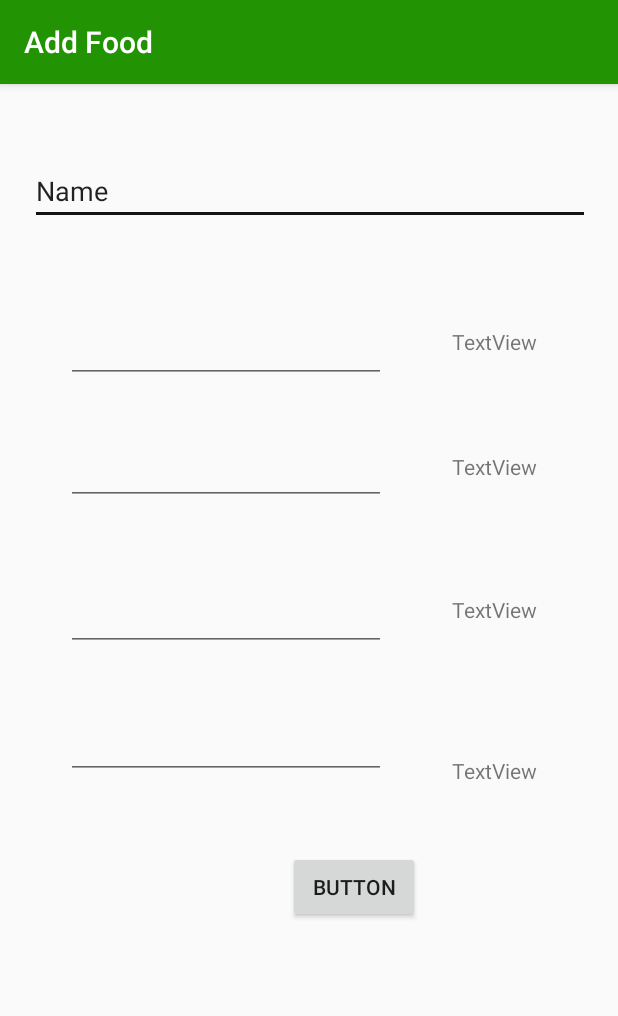
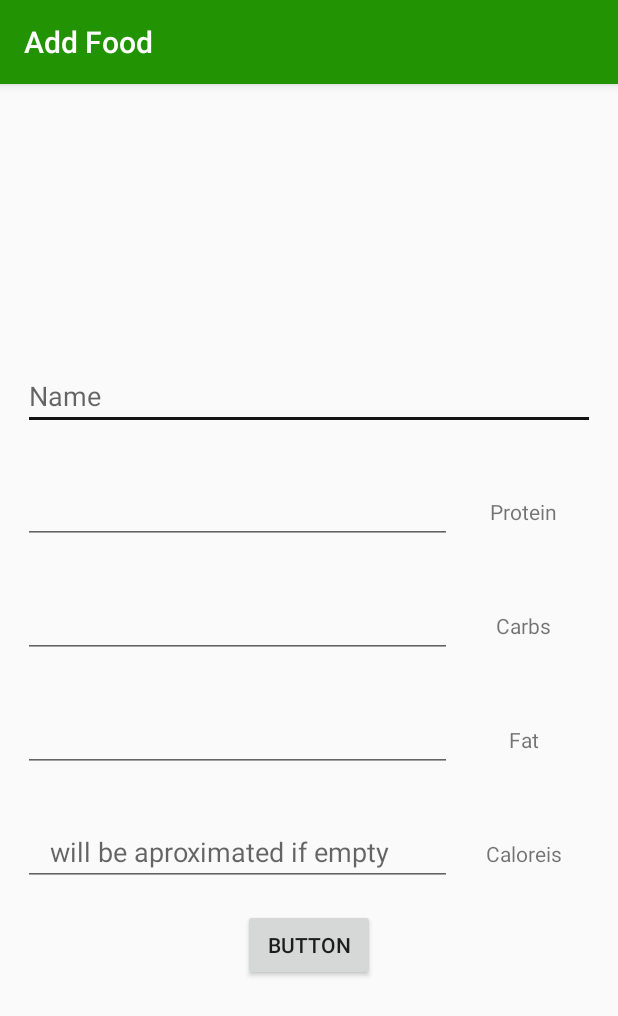
Before and after one commit to Berciless/CalorieCheck, an Android app: the DashboardFragment screen opened through its navigation route, after a tap on "ADD FOOD", on a phone screen of 412 x 824 dp. Shown: the top 1016 px of the screen. Run offline under Robolectric (Android 15) with nearby library versions, the phone set to English and light mode, and no system bars; our stand-ins replace Room's generated code, navigation-ui.

Commit message:
before merge

```diff
--- a/app/src/main/java/com/lpai/caloriecheck/ui/Database/AppRoomDatabase.java
+++ b/app/src/main/java/com/lpai/caloriecheck/ui/Database/AppRoomDatabase.java
@@ -15,7 +15,7 @@ import com.lpai.caloriecheck.ui.dashboard.FoodDao;
 import com.lpai.caloriecheck.ui.exercises.Exercise;
 import com.lpai.caloriecheck.ui.exercises.ExerciseDao;
 
-@Database(entities={Food.class, Exercise.class, ExerciseSet.class},version = 3,exportSchema = false)
+@Database(entities={Food.class, Exercise.class, ExerciseSet.class},version = 4,exportSchema = false)
 public abstract class AppRoomDatabase extends RoomDatabase {
     public abstract FoodDao foodDao();
     public abstract ExerciseDao exerciseDao();
--- a/app/src/main/java/com/lpai/caloriecheck/ui/Database/FoodRepository.java
+++ b/app/src/main/java/com/lpai/caloriecheck/ui/Database/FoodRepository.java
@@ -27,6 +27,19 @@ public class FoodRepository {
     public void insert(Food food) {
         new insertAsyncTask(foodDao).execute(food);
     }
+    public static class insertAsyncTask extends AsyncTask<Food, Void, Void> {
+        private FoodDao asyncTaskDao;
+
+        insertAsyncTask(FoodDao dao) {
+            asyncTaskDao = dao;
+        }
+        @Override
+        protected Void doInBackground(final Food... params){
+            asyncTaskDao.insert(params[0]);
+            return null;
+        }
+
+    }
 
     public void deleteAll(){
         new deleteAllAsyncTask(foodDao).execute();
@@ -42,17 +55,4 @@ public class FoodRepository {
         }
     }
 
-    public static class insertAsyncTask extends AsyncTask<Food, Void, Void> {
-        private FoodDao asyncTaskDao;
-
-        insertAsyncTask(FoodDao dao) {
-            asyncTaskDao = dao;
-        }
-        @Override
-        protected Void doInBackground(final Food... params){
-            asyncTaskDao.insert(params[0]);
-            return null;
-        }
-
-    }
 }
--- /dev/null
+++ b/app/src/main/java/com/lpai/caloriecheck/ui/Database/TotalIntakeRepository.java
@@ -0,0 +1,4 @@
+package com.lpai.caloriecheck.ui.Database;
+
+public class TotalIntakeRepository {
+}
--- a/app/src/main/java/com/lpai/caloriecheck/ui/ExerciseScreen/AddSetFragment.java
+++ b/app/src/main/java/com/lpai/caloriecheck/ui/ExerciseScreen/AddSetFragment.java
@@ -4,6 +4,7 @@ package com.lpai.caloriecheck.ui.ExerciseScreen;
 import android.content.Context;
 import android.content.Intent;
 import android.os.Bundle;
+import android.text.TextUtils;
 import android.view.LayoutInflater;
 import android.view.View;
 import android.view.ViewGroup;
@@ -31,7 +32,7 @@ public class AddSetFragment extends DialogFragment {
         Button addBtn = v.findViewById(R.id.confirm_set);
         Button cancelSetBtn = v.findViewById(R.id.cancel_set);
         addBtn.setOnClickListener(v1 -> {
-            if(!reps.getText().toString().equals("")  && !weight.getText().toString().equals("")) {
+            if(!TextUtils.isEmpty(reps.getText()) && !TextUtils.isEmpty(weight.getText())) {
                 listener.onAddClicked(Integer.parseInt(reps.getText().toString()), Double.parseDouble(weight.getText().toString()));
             }else{
                 Toast.makeText(getContext(),"Introduce number of repetitions AND weight",Toast.LENGTH_LONG).show();
--- a/app/src/main/java/com/lpai/caloriecheck/ui/ExerciseScreen/ExerciseSet.java
+++ b/app/src/main/java/com/lpai/caloriecheck/ui/ExerciseScreen/ExerciseSet.java
@@ -8,7 +8,7 @@ import java.time.LocalDateTime;
 import java.time.format.DateTimeFormatter;
 import java.util.Calendar;
 
-@Entity
+@Entity(tableName = "sets")
 public class ExerciseSet {
     @PrimaryKey(autoGenerate = true)
     public long setId;
--- a/app/src/main/java/com/lpai/caloriecheck/ui/dashboard/AddFoodActivity.java
+++ b/app/src/main/java/com/lpai/caloriecheck/ui/dashboard/AddFoodActivity.java
@@ -13,26 +13,45 @@ package com.lpai.caloriecheck.ui.dashboard;
 
 public class AddFoodActivity extends AppCompatActivity {
 
-    public static final String EXTRA_REPLY="REPLY";
-    private EditText newFood;
+
+    private EditText newFoodName;
+    private EditText newFoodProteins;
+    private EditText newFoodCarbs;
+    private EditText newFoodFats;
+    private EditText newFoodClories;
+
 
     @Override
     protected void onCreate(Bundle savedInstanceState) {
         super.onCreate(savedInstanceState);
         setContentView(R.layout.activity_add_food);
-        newFood =findViewById(R.id.newFoodName);
+        newFoodName =findViewById(R.id.newFoodName);
+        newFoodCarbs =findViewById(R.id.newFoodCarbs);
+        newFoodFats =findViewById(R.id.newFoodFats);
+        newFoodClories =findViewById(R.id.newFoodCalories);
+        newFoodProteins= findViewById(R.id.newFoodProteins);
 
-        final Button button =findViewById(R.id.button2);
+        final Button button =findViewById(R.id.confirm_food);
         button.setOnClickListener(view -> {
             Intent replyIntent = new Intent();
-            if(TextUtils.isEmpty(newFood.getText())){
-                setResult(RESULT_CANCELED,replyIntent);
+            if(TextUtils.isEmpty(newFoodProteins.getText()) || TextUtils.isEmpty(newFoodCarbs.getText()) || TextUtils.isEmpty(newFoodFats.getText())){
+                Toast.makeText(getApplicationContext(),"Protein ,Carbohidrates and Fat are mandatory",Toast.LENGTH_LONG).show();
             } else{
-                String name = newFood.getText().toString();
-                replyIntent.putExtra(EXTRA_REPLY,name);
+                String name = TextUtils.isEmpty(newFoodName.getText())? "Unnamed":newFoodName.getText().toString();
+                double protein = Double.parseDouble(newFoodProteins.getText().toString());
+                double carbs = Double.parseDouble(newFoodCarbs.getText().toString());
+                double fat = Double.parseDouble(newFoodFats.getText().toString());
+                double calories = TextUtils.isEmpty(newFoodClories.getText())? protein*4+carbs*4+fat*9: Double.parseDouble(newFoodClories.getText().toString());
+                Bundle bundle = new Bundle();
+                bundle.putString("name",name);
+                bundle.putDouble("protein",protein);
+                bundle.putDouble("carbs",carbs);
+                bundle.putDouble("fat",fat);
+                bundle.putDouble("calories",calories);
+                replyIntent.putExtras(bundle);
                 setResult(RESULT_OK, replyIntent);
+                finish();
             }
-            finish();
         });
 
     }
--- a/app/src/main/java/com/lpai/caloriecheck/ui/dashboard/DashboardFragment.java
+++ b/app/src/main/java/com/lpai/caloriecheck/ui/dashboard/DashboardFragment.java
@@ -28,7 +28,7 @@ import java.sql.SQLOutput;
 import static android.app.Activity.RESULT_OK;
 
 
-public class DashboardFragment extends Fragment implements View.OnClickListener {
+public class DashboardFragment extends Fragment  {
 
     public static final int ADD_FOOD_REQUEST_CODE = 1;
 
@@ -36,6 +36,7 @@ public class DashboardFragment extends Fragment implements View.OnClickListener
     TextView totalCalories;
     Button deleteAllBtn;
     RecyclerView recyclerView;
+    FoodListAdapter adapter;
 
     public View onCreateView(@NonNull LayoutInflater inflater, ViewGroup container, Bundle savedInstanceState) {
 
@@ -46,7 +47,7 @@ public class DashboardFragment extends Fragment implements View.OnClickListener
 
         recyclerView = (RecyclerView) root.findViewById(R.id.recyclerview);
 
-        FoodListAdapter adapter = new FoodListAdapter(this.getActivity());
+        adapter = new FoodListAdapter(this.getActivity());
         recyclerView.setAdapter(adapter);
         recyclerView.setLayoutManager(new LinearLayoutManager(this.getActivity()));
 
@@ -54,8 +55,6 @@ public class DashboardFragment extends Fragment implements View.OnClickListener
 
         dashboardViewModel.getTodaySFood().observe(getViewLifecycleOwner(), adapter::setFoods);
         totalCalories=(TextView) root.findViewById(R.id.totalCalories);
-
-
         deleteAllBtn=(Button) root.findViewById(R.id.button3);
         deleteAllBtn.setOnClickListener(e->dashboardViewModel.deleteAll());
 
@@ -73,28 +72,24 @@ public class DashboardFragment extends Fragment implements View.OnClickListener
 
     }
 
-    @Override
-    public void onClick(View v) {
-        int pos = recyclerView.indexOfChild(v);
-        Toast.makeText(
-                getActivity().getApplicationContext(),
-                "aiapasat"+pos,
-                Toast.LENGTH_LONG).show();
-
-    }
 
     public void onActivityResult(int requestCode, int resultCode, @Nullable Intent data){
         super.onActivityResult(requestCode,resultCode,data);
+        totalCalories.setText(String.valueOf(adapter.total));
         if(requestCode == ADD_FOOD_REQUEST_CODE && resultCode == RESULT_OK){
-            Food food = new Food(data.getStringExtra(AddFoodActivity.EXTRA_REPLY));
+            Food food = new Food(
+                    data.getExtras().getString("name"),
+                    data.getExtras().getDouble("protein"),
+                    data.getExtras().getDouble("fat"),
+                    data.getExtras().getDouble("carbs"),
+                    data.getExtras().getDouble("calories")
+                    );
             dashboardViewModel.insert(food);
-
-
 
         } else {
             Toast.makeText(
                     getActivity().getApplicationContext(),
-                    R.string.fat,
+                    "some kind of error",
                     Toast.LENGTH_LONG).show();
         }
     }
--- a/app/src/main/java/com/lpai/caloriecheck/ui/dashboard/Food.java
+++ b/app/src/main/java/com/lpai/caloriecheck/ui/dashboard/Food.java
@@ -15,7 +15,6 @@ public class Food {
     public double fat;
     public double calories;
 
-    @Ignore
     public Food( String name, double proteins, double carbs, double fat, double calories) {
         this.name = name;
         this.proteins = proteins;
@@ -24,13 +23,6 @@ public class Food {
         this.calories = calories;
     }
 
-    public Food( String name) {
-        this.name = name;
-        this.proteins = 20;
-        this.carbs = 100;
-        this.fat = 10;
-        this.calories = 570;
-    }
     @Ignore
     public Food(MacroRatio macroRatio, double quantity) {
         this.name = macroRatio.name;
@@ -41,5 +33,4 @@ public class Food {
     }
 
 
-
 }
--- a/app/src/main/java/com/lpai/caloriecheck/ui/dashboard/FoodListAdapter.java
+++ b/app/src/main/java/com/lpai/caloriecheck/ui/dashboard/FoodListAdapter.java
@@ -17,6 +17,7 @@ package com.lpai.caloriecheck.ui.dashboard;
 public class FoodListAdapter extends RecyclerView.Adapter<FoodListAdapter.FoodViewHolder> {
     private final LayoutInflater inflater;
     private List<Food> foods; // Cached copy of foods
+    public double total;
     Context context;
     FoodListAdapter(Context context) {
         inflater = LayoutInflater.from(context);
@@ -42,7 +43,7 @@ public class FoodListAdapter extends RecyclerView.Adapter<FoodListAdapter.FoodVi
 //AICI O SA SETEZI NAVIGAREA CATRE UPDATE SAU DELET PT UN ANUME FOOD DIN DYLY_FOOD
             holder.itemView.setOnClickListener(v -> System.out.println(foodItem.foodId));
         } else {
-            holder.txtName.setText("ERROR");
+            holder.txtName.setText(String.valueOf("ERROR"));
             holder.txtCalories.setText(String.valueOf("ERROR"));
             holder.txtProteins.setText(String.valueOf("ERROR"));
             holder.txtCarbs.setText(String.valueOf("ERROR"));
@@ -53,14 +54,19 @@ public class FoodListAdapter extends RecyclerView.Adapter<FoodListAdapter.FoodVi
     void setFoods(List<Food> foodsToSet){
         foods = foodsToSet;
         notifyDataSetChanged();
+
     }
+
+
 
     // getItemCount() is called many times, and when it is first called,
     // mFoods has not been updated (means initially, it's null, and we can't return null).
     @Override
     public int getItemCount() {
-        if (foods != null)
+        if (foods != null) {
+            total= foods.stream().mapToDouble(f->f.calories).sum();
             return foods.size();
+        }
         else return 0;
     }
 
--- /dev/null
+++ b/app/src/main/java/com/lpai/caloriecheck/ui/dashboard/TotalIntake.java
@@ -0,0 +1,33 @@
+package com.lpai.caloriecheck.ui.dashboard;
+
+import androidx.room.Entity;
+import androidx.room.PrimaryKey;
+
+import java.time.LocalDateTime;
+
+@Entity(tableName = "total_intake")
+public class TotalIntake {
+    @PrimaryKey(autoGenerate = true)
+    public long Id;
+    public String date;
+    public String name;
+    public double proteins;
+    public double carbs;
+    public double fat;
+    public double calories;
+
+
+    public TotalIntake(String name) {
+        this.name = name;
+        this.proteins=0;
+        this.carbs=0;
+        this.fat=0;
+        this.calories=0;
+        this.date=
+                String.valueOf(LocalDateTime.now().getDayOfMonth()<10? "0"+LocalDateTime.now().getDayOfMonth():LocalDateTime.now().getDayOfMonth())+
+                "-"+
+                String.valueOf(LocalDateTime.now().getMonthValue()<10? "0"+LocalDateTime.now().getMonthValue():LocalDateTime.now().getMonthValue())+
+                "-"+
+                String.valueOf(LocalDateTime.now().getYear());
+    }
+}
--- a/app/src/main/java/com/lpai/caloriecheck/ui/exercises/ExerciseDao.java
+++ b/app/src/main/java/com/lpai/caloriecheck/ui/exercises/ExerciseDao.java
@@ -24,26 +24,26 @@ public interface ExerciseDao {
     @Query("DELETE FROM exercises")
     void deleteAllExercises();
 
-    @Query("DELETE FROM exerciseset")
+    @Query("DELETE FROM sets")
     void deleteAllSets();
 
     @Query("DELETE FROM exercises WHERE exerciseId=:id")
     void deleteExerciseById(long id);
 
-    @Query("DELETE FROM exerciseset WHERE setId=:id")
+    @Query("DELETE FROM sets WHERE setId=:id")
     void deleteSetById(long id);
 
     @Query("SELECT * FROM exercises")
     LiveData<List<Exercise>> getExercise();
 
 
-    @Query("SELECT * FROM exerciseset")
+    @Query("SELECT * FROM sets")
     public LiveData<List<ExerciseSet>> getAllSets();
 
-    @Query("SELECT * FROM exerciseset WHERE exerciseId=:id ORDER BY setId desc")
+    @Query("SELECT * FROM sets WHERE exerciseId=:id ORDER BY setId desc")
     public LiveData<List<ExerciseSet>> getSetsForExercise(long id);
 
-    @Query("DELETE FROM exerciseset WHERE exerciseId=:id")
+    @Query("DELETE FROM sets WHERE exerciseId=:id")
     void deleteSetByExercise(long id);
 
 //    @Query("SELECT * FROM exercises WHERE exerciseId=:id)
--- a/app/src/main/res/layout/activity_add_food.xml
+++ b/app/src/main/res/layout/activity_add_food.xml
@@ -1,119 +1,110 @@
 <?xml version="1.0" encoding="utf-8"?>
-<androidx.constraintlayout.widget.ConstraintLayout
+<LinearLayout
     xmlns:android="http://schemas.android.com/apk/res/android"
     xmlns:app="http://schemas.android.com/apk/res-auto"
     xmlns:tools="http://schemas.android.com/tools"
     android:layout_width="match_parent"
     android:layout_height="match_parent"
-    android:id="@+id/newFood">
+    android:orientation="vertical"
+    android:padding="15dp"
+    android:gravity="center">
 
     <EditText
+        android:layout_marginVertical="15dp"
         android:id="@+id/newFoodName"
-        android:layout_width="373dp"
-        android:layout_height="42dp"
-        android:layout_marginStart="20dp"
-        android:layout_marginLeft="20dp"
-        android:layout_marginTop="52dp"
-        android:ems="10"
+        android:layout_width="match_parent"
+        android:layout_height="wrap_content"
         android:inputType="textPersonName"
-        android:text="Name"
-        app:layout_constraintStart_toStartOf="parent"
-        app:layout_constraintTop_toTopOf="parent" />
+        android:hint="Name"
+        />
+
+
+    <LinearLayout
+        android:layout_marginVertical="15dp"
+        android:layout_width="match_parent"
+        android:layout_height="wrap_content"
+        android:orientation="horizontal">
+        <EditText
+            android:id="@+id/newFoodProteins"
+            android:layout_width="0dp"
+            android:layout_height="wrap_content"
+            android:inputType="numberDecimal"
+            android:layout_weight="3"
+            />
+        <TextView
+            android:textAlignment="center"
+            android:layout_width="0dp"
+            android:layout_height="wrap_content"
+            android:layout_weight="1"
+            android:text="Protein"/>
+    </LinearLayout>
+
+    <LinearLayout
+        android:layout_marginVertical="15dp"
+        android:layout_width="match_parent"
+        android:layout_height="wrap_content"
+        android:orientation="horizontal">
+        <EditText
+            android:id="@+id/newFoodCarbs"
+            android:layout_width="0dp"
+            android:layout_height="wrap_content"
+            android:inputType="numberDecimal"
+            android:layout_weight="3"
+            />
+        <TextView
+            android:textAlignment="center"
+            android:layout_width="0dp"
+            android:layout_height="wrap_content"
+            android:layout_weight="1"
+            android:text="Carbs"/>
+    </LinearLayout>
+
+    <LinearLayout
+        android:layout_marginVertical="15dp"
+        android:layout_width="match_parent"
+        android:layout_height="wrap_content"
+        android:orientation="horizontal">
+        <EditText
+            android:id="@+id/newFoodFats"
+            android:layout_width="0dp"
+            android:layout_height="wrap_content"
+            android:inputType="numberDecimal"
+            android:layout_weight="3"
+            />
+        <TextView
+            android:textAlignment="center"
+            android:layout_width="0dp"
+            android:layout_height="wrap_content"
+            android:layout_weight="1"
+            android:text="Fat"/>
+    </LinearLayout>
+
+    <LinearLayout
+        android:layout_marginVertical="15dp"
+        android:layout_width="match_parent"
+        android:layout_height="wrap_content"
+        android:orientation="horizontal">
+        <EditText
+            android:hint="   will be aproximated if empty"
+            android:id="@+id/newFoodCalories"
+            android:layout_width="0dp"
+            android:layout_height="wrap_content"
+            android:inputType="numberDecimal"
+            android:layout_weight="3"
+            />
+        <TextView
+            android:textAlignment="center"
+            android:layout_width="0dp"
+            android:layout_height="wrap_content"
+            android:layout_weight="1"
+            android:text="Caloreis"/>
+    </LinearLayout>
+
 
     <Button
-        android:id="@+id/button2"
+        android:id="@+id/confirm_food"
         android:layout_width="wrap_content"
         android:layout_height="wrap_content"
-        android:layout_marginStart="192dp"
-        android:layout_marginLeft="192dp"
-        android:layout_marginTop="48dp"
         android:text="Button"
-        app:layout_constraintStart_toStartOf="parent"
-        app:layout_constraintTop_toBottomOf="@+id/editText9" />
-
-    <EditText
-        android:id="@+id/editText6"
-        android:layout_width="wrap_content"
-        android:layout_height="wrap_content"
-        android:layout_marginStart="44dp"
-        android:layout_marginLeft="44dp"
-        android:layout_marginTop="60dp"
-        android:ems="10"
-        android:inputType="numberSigned"
-        app:layout_constraintStart_toStartOf="parent"
-        app:layout_constraintTop_toBottomOf="@+id/newFoodName" />
-
-    <EditText
-        android:id="@+id/editText7"
-        android:layout_width="wrap_content"
-        android:layout_height="wrap_content"
-        android:layout_marginTop="36dp"
-        android:ems="10"
-        android:inputType="numberSigned"
-        app:layout_constraintStart_toStartOf="@+id/editText6"
-        app:layout_constraintTop_toBottomOf="@+id/editText6" />
-
-    <EditText
-        android:id="@+id/editText8"
-        android:layout_width="wrap_content"
-        android:layout_height="wrap_content"
-        android:layout_marginTop="52dp"
-        android:ems="10"
-        android:inputType="numberSigned"
-        app:layout_constraintStart_toStartOf="@+id/editText7"
-        app:layout_constraintTop_toBottomOf="@+id/editText7" />
-
-    <EditText
-        android:id="@+id/editText9"
-        android:layout_width="wrap_content"
-        android:layout_height="wrap_content"
-        android:layout_marginTop="40dp"
-        android:ems="10"
-        android:inputType="numberSigned"
-        app:layout_constraintStart_toStartOf="@+id/editText8"
-        app:layout_constraintTop_toBottomOf="@+id/editText8" />
-
-    <TextView
-        android:id="@+id/textView"
-        android:layout_width="wrap_content"
-        android:layout_height="wrap_content"
-        android:layout_marginStart="44dp"
-        android:layout_marginLeft="44dp"
-        android:layout_marginTop="68dp"
-        android:text="TextView"
-        app:layout_constraintStart_toEndOf="@+id/editText6"
-        app:layout_constraintTop_toBottomOf="@+id/newFoodName" />
-
-    <TextView
-        android:id="@+id/textView2"
-        android:layout_width="wrap_content"
-        android:layout_height="wrap_content"
-        android:layout_marginStart="44dp"
-        android:layout_marginLeft="44dp"
-        android:layout_marginTop="64dp"
-        android:text="TextView"
-        app:layout_constraintStart_toEndOf="@+id/editText7"
-        app:layout_constraintTop_toBottomOf="@+id/textView" />
-
-    <TextView
-        android:id="@+id/textView3"
-        android:layout_width="wrap_content"
-        android:layout_height="wrap_content"
-        android:layout_marginStart="44dp"
-        android:layout_marginLeft="44dp"
-        android:layout_marginTop="76dp"
-        android:text="TextView"
-        app:layout_constraintStart_toEndOf="@+id/editText8"
-        app:layout_constraintTop_toBottomOf="@+id/textView2" />
-
-    <TextView
-        android:id="@+id/textView4"
-        android:layout_width="wrap_content"
-        android:layout_height="wrap_content"
-        android:layout_marginStart="44dp"
-        android:layout_marginLeft="44dp"
-        android:layout_marginTop="88dp"
-        android:text="TextView"
-        app:layout_constraintStart_toEndOf="@+id/editText9"
-        app:layout_constraintTop_toBottomOf="@+id/textView3" />
-</androidx.constraintlayout.widget.ConstraintLayout>
+         />
+</LinearLayout>
```
Lines whose indentation alone changed are shown as unchanged.
